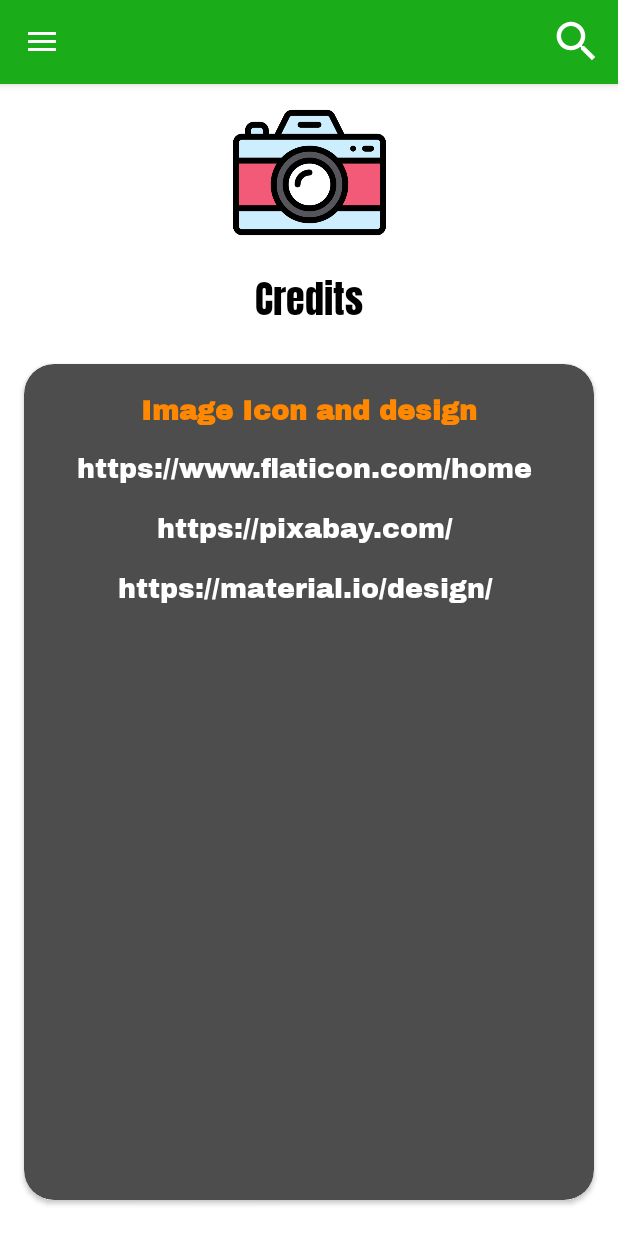
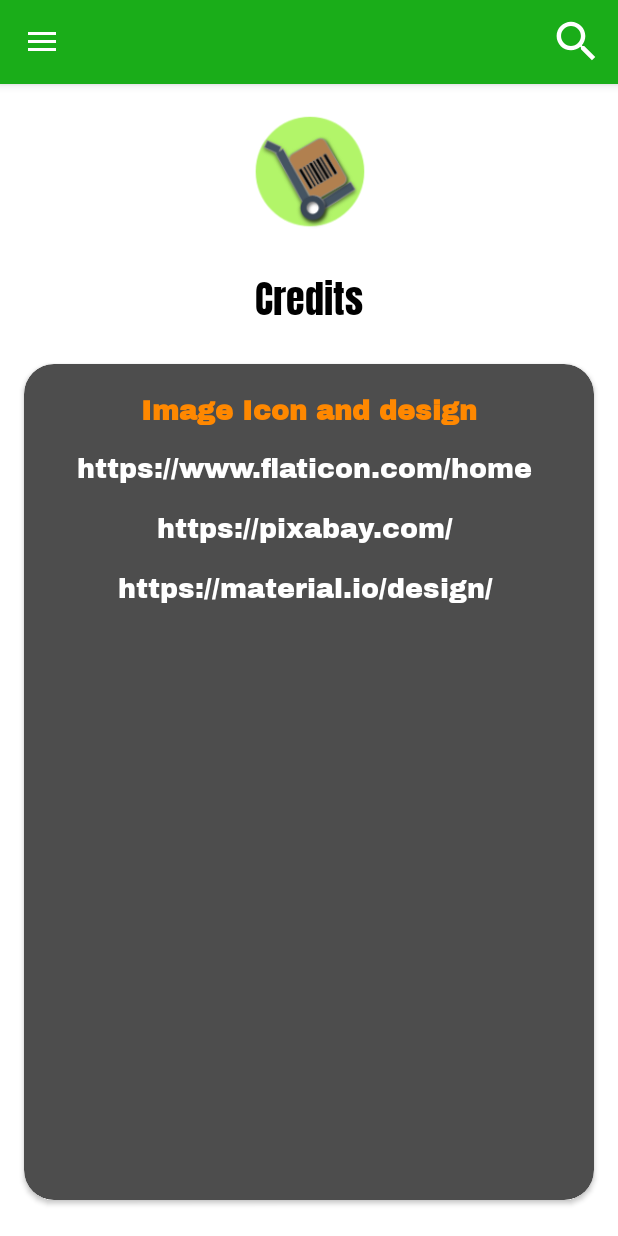
Before and after one commit to JianqinWang01/Inventory-App, an Android app: the screen it shows after launch (MainActivity), in the side drawer, after a tap on "Credit", on a phone screen of 412 x 824 dp. Run offline under Robolectric (Android 15) with nearby library versions, the phone set to English and light mode, and no system bars; our stand-ins replace Picasso, Volley; plain views replace MaterialSearchView; pictures from the network do not load; Roboto replaces fonts that are not available here.

Commit message:
#52 initial commit add logo

```diff
--- a/app/src/main/res/layout/fragment_credit.xml
+++ b/app/src/main/res/layout/fragment_credit.xml
@@ -14,9 +14,8 @@
         android:layout_marginStart="8dp"
         android:layout_marginTop="8dp"
         android:layout_marginEnd="8dp"
-        android:layout_marginBottom="8dp"
         android:adjustViewBounds="true"
-        android:src="@drawable/camera"
+        android:src="@mipmap/ic_launcher_foreground"
 
         app:layout_constraintEnd_toEndOf="parent"
         app:layout_constraintStart_toStartOf="parent"
```
Also changed, not shown: app/src/main/ic_launcher-web.png, app/src/main/res/drawable/inventory.png (added), app/src/main/res/mipmap-hdpi/ic_launcher.png, app/src/main/res/mipmap-hdpi/ic_launcher_foreground.png, app/src/main/res/mipmap-hdpi/ic_launcher_round.png, app/src/main/res/mipmap-mdpi/ic_launcher.png, app/src/main/res/mipmap-mdpi/ic_launcher_foreground.png, app/src/main/res/mipmap-mdpi/ic_launcher_round.png, app/src/main/res/mipmap-xhdpi/ic_launcher.png, app/src/main/res/mipmap-xhdpi/ic_launcher_foreground.png, app/src/main/res/mipmap-xhdpi/ic_launcher_round.png, app/src/main/res/mipmap-xxhdpi/ic_launcher.png, app/src/main/res/mipmap-xxhdpi/ic_launcher_foreground.png, app/src/main/res/mipmap-xxhdpi/ic_launcher_round.png, 3 more files.
